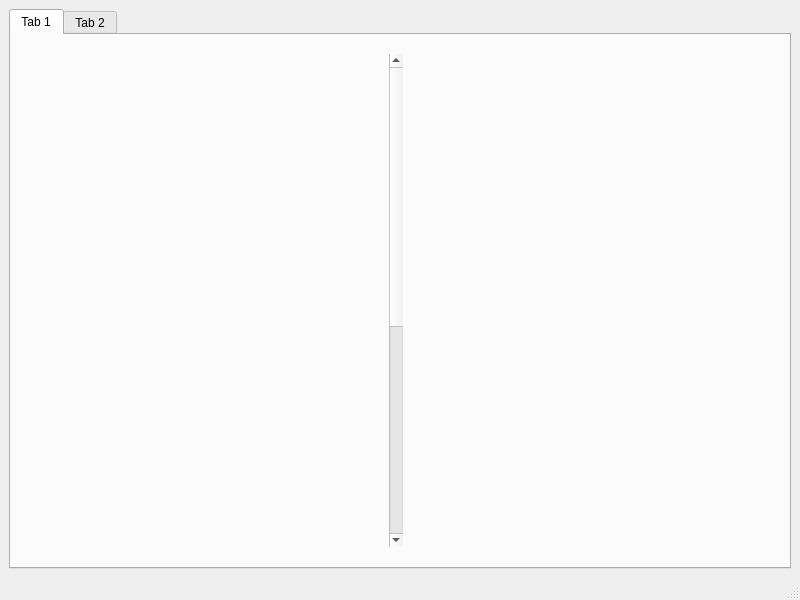
Before: the Qt Designer form mainwindow.ui in pgathogo/MockOats, drawn with Qt 5.
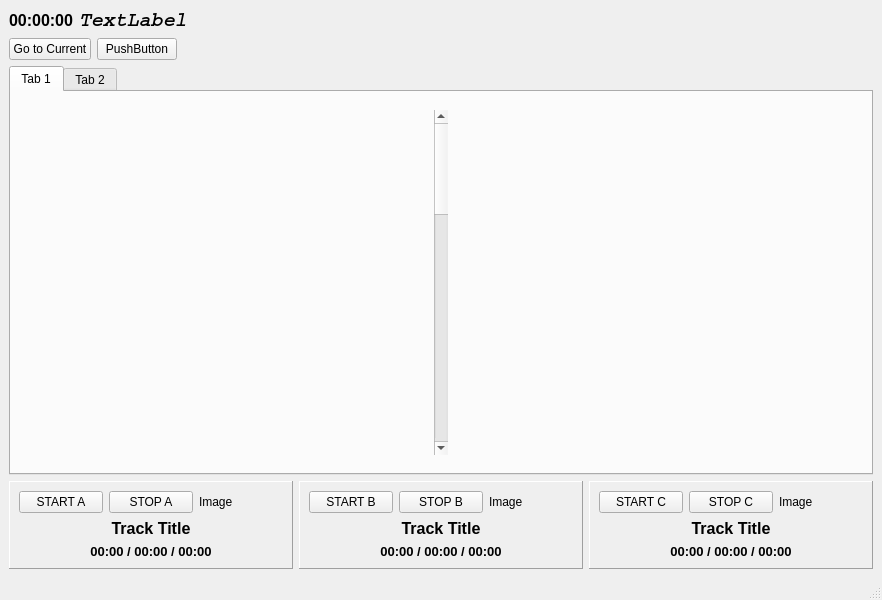
After: the same form once the commit is applied.

```diff
--- a/mainwindow.ui
+++ b/mainwindow.ui
@@ -6,7 +6,7 @@
    <rect>
     <x>0</x>
     <y>0</y>
-    <width>800</width>
+    <width>882</width>
     <height>600</height>
    </rect>
   </property>
@@ -14,7 +14,72 @@
    <string>MainWindow</string>
   </property>
   <widget class="QWidget" name="centralwidget">
-   <layout class="QVBoxLayout" name="verticalLayout_11">
+   <layout class="QVBoxLayout" name="verticalLayout_15">
+    <item>
+     <layout class="QHBoxLayout" name="horizontalLayout_9" stretch="0,1">
+      <item>
+       <widget class="QLabel" name="lblDigitalTime">
+        <property name="font">
+         <font>
+          <pointsize>12</pointsize>
+          <weight>75</weight>
+          <bold>true</bold>
+         </font>
+        </property>
+        <property name="text">
+         <string>00:00:00</string>
+        </property>
+       </widget>
+      </item>
+      <item>
+       <widget class="QLabel" name="lblTextTime">
+        <property name="font">
+         <font>
+          <family>Courier</family>
+          <pointsize>15</pointsize>
+          <weight>75</weight>
+          <italic>true</italic>
+          <bold>true</bold>
+         </font>
+        </property>
+        <property name="text">
+         <string>TextLabel</string>
+        </property>
+       </widget>
+      </item>
+     </layout>
+    </item>
+    <item>
+     <layout class="QHBoxLayout" name="horizontalLayout_6">
+      <item>
+       <widget class="QPushButton" name="btnCurrent">
+        <property name="text">
+         <string>Go to Current</string>
+        </property>
+       </widget>
+      </item>
+      <item>
+       <widget class="QPushButton" name="pushButton_2">
+        <property name="text">
+         <string>PushButton</string>
+        </property>
+       </widget>
+      </item>
+      <item>
+       <spacer name="horizontalSpacer">
+        <property name="orientation">
+         <enum>Qt::Horizontal</enum>
+        </property>
+        <property name="sizeHint" stdset="0">
+         <size>
+          <width>40</width>
+          <height>20</height>
+         </size>
+        </property>
+       </spacer>
+      </item>
+     </layout>
+    </item>
     <item>
      <widget class="QTabWidget" name="tabWidget">
       <property name="currentIndex">
@@ -24,15 +89,9 @@
        <attribute name="title">
         <string>Tab 1</string>
        </attribute>
+       <layout class="QVBoxLayout" name="verticalLayout_12">
+        <item>
        <widget class="QWidget" name="wSchedule" native="true">
-        <property name="geometry">
-         <rect>
-          <x>0</x>
-          <y>10</y>
-          <width>771</width>
-          <height>511</height>
-         </rect>
-        </property>
         <property name="styleSheet">
          <string notr="true"/>
         </property>
@@ -79,13 +138,13 @@
            <item>
             <widget class="QScrollBar" name="gridScroll">
              <property name="minimum">
-              <number>1</number>
+                <number>0</number>
              </property>
              <property name="maximum">
-              <number>5</number>
+                <number>10</number>
              </property>
              <property name="pageStep">
-              <number>5</number>
+                <number>4</number>
              </property>
              <property name="orientation">
               <enum>Qt::Vertical</enum>
@@ -96,6 +155,8 @@
          </item>
         </layout>
        </widget>
+        </item>
+       </layout>
       </widget>
       <widget class="QWidget" name="tab_2">
        <attribute name="title">
@@ -501,6 +562,223 @@
       </widget>
      </widget>
     </item>
+    <item>
+     <layout class="QHBoxLayout" name="horizontalLayout_8">
+      <item>
+       <widget class="QFrame" name="frame_10">
+        <property name="frameShape">
+         <enum>QFrame::Panel</enum>
+        </property>
+        <property name="frameShadow">
+         <enum>QFrame::Raised</enum>
+        </property>
+        <layout class="QVBoxLayout" name="verticalLayout_11">
+         <item>
+          <layout class="QHBoxLayout" name="horizontalLayout">
+           <item>
+            <widget class="QPushButton" name="btnStartA">
+             <property name="text">
+              <string>START A</string>
+             </property>
+            </widget>
+           </item>
+           <item>
+            <widget class="QPushButton" name="btnStopA">
+             <property name="text">
+              <string>STOP A</string>
+             </property>
+            </widget>
+           </item>
+           <item>
+            <widget class="QLabel" name="lblImageA">
+             <property name="text">
+              <string>Image</string>
+             </property>
+            </widget>
+           </item>
+          </layout>
+         </item>
+         <item>
+          <widget class="QLabel" name="lblTrackTitleA">
+           <property name="font">
+            <font>
+             <pointsize>12</pointsize>
+             <weight>75</weight>
+             <bold>true</bold>
+            </font>
+           </property>
+           <property name="text">
+            <string>Track Title</string>
+           </property>
+           <property name="alignment">
+            <set>Qt::AlignCenter</set>
+           </property>
+          </widget>
+         </item>
+         <item>
+          <widget class="QLabel" name="lblTimeA">
+           <property name="font">
+            <font>
+             <pointsize>10</pointsize>
+             <weight>75</weight>
+             <bold>true</bold>
+            </font>
+           </property>
+           <property name="text">
+            <string>00:00 / 00:00 / 00:00</string>
+           </property>
+           <property name="alignment">
+            <set>Qt::AlignCenter</set>
+           </property>
+          </widget>
+         </item>
+        </layout>
+       </widget>
+      </item>
+      <item>
+       <widget class="QFrame" name="frame_11">
+        <property name="frameShape">
+         <enum>QFrame::Panel</enum>
+        </property>
+        <property name="frameShadow">
+         <enum>QFrame::Raised</enum>
+        </property>
+        <layout class="QVBoxLayout" name="verticalLayout_13">
+         <item>
+          <layout class="QHBoxLayout" name="horizontalLayout_5">
+           <item>
+            <widget class="QPushButton" name="btnStartB">
+             <property name="text">
+              <string>START B</string>
+             </property>
+            </widget>
+           </item>
+           <item>
+            <widget class="QPushButton" name="btnStopB">
+             <property name="text">
+              <string>STOP B</string>
+             </property>
+            </widget>
+           </item>
+           <item>
+            <widget class="QLabel" name="lblImageB">
+             <property name="text">
+              <string>Image</string>
+             </property>
+            </widget>
+           </item>
+          </layout>
+         </item>
+         <item>
+          <widget class="QLabel" name="lblTrackTitleB">
+           <property name="font">
+            <font>
+             <pointsize>12</pointsize>
+             <weight>75</weight>
+             <bold>true</bold>
+            </font>
+           </property>
+           <property name="text">
+            <string>Track Title</string>
+           </property>
+           <property name="alignment">
+            <set>Qt::AlignCenter</set>
+           </property>
+          </widget>
+         </item>
+         <item>
+          <widget class="QLabel" name="lblTimeB">
+           <property name="font">
+            <font>
+             <pointsize>10</pointsize>
+             <weight>75</weight>
+             <bold>true</bold>
+            </font>
+           </property>
+           <property name="text">
+            <string>00:00 / 00:00 / 00:00</string>
+           </property>
+           <property name="alignment">
+            <set>Qt::AlignCenter</set>
+           </property>
+          </widget>
+         </item>
+        </layout>
+       </widget>
+      </item>
+      <item>
+       <widget class="QFrame" name="frame_12">
+        <property name="frameShape">
+         <enum>QFrame::Panel</enum>
+        </property>
+        <property name="frameShadow">
+         <enum>QFrame::Raised</enum>
+        </property>
+        <layout class="QVBoxLayout" name="verticalLayout_14">
+         <item>
+          <layout class="QHBoxLayout" name="horizontalLayout_7">
+           <item>
+            <widget class="QPushButton" name="btnStartC">
+             <property name="text">
+              <string>START C</string>
+             </property>
+            </widget>
+           </item>
+           <item>
+            <widget class="QPushButton" name="btnStopC">
+             <property name="text">
+              <string>STOP C</string>
+             </property>
+            </widget>
+           </item>
+           <item>
+            <widget class="QLabel" name="lblImageC">
+             <property name="text">
+              <string>Image</string>
+             </property>
+            </widget>
+           </item>
+          </layout>
+         </item>
+         <item>
+          <widget class="QLabel" name="lblTrackTitleC">
+           <property name="font">
+            <font>
+             <pointsize>12</pointsize>
+             <weight>75</weight>
+             <bold>true</bold>
+            </font>
+           </property>
+           <property name="text">
+            <string>Track Title</string>
+           </property>
+           <property name="alignment">
+            <set>Qt::AlignCenter</set>
+           </property>
+          </widget>
+         </item>
+         <item>
+          <widget class="QLabel" name="lblTimeC">
+           <property name="font">
+            <font>
+             <pointsize>10</pointsize>
+             <weight>75</weight>
+             <bold>true</bold>
+            </font>
+           </property>
+           <property name="text">
+            <string>00:00 / 00:00 / 00:00</string>
+           </property>
+           <property name="alignment">
+            <set>Qt::AlignCenter</set>
+           </property>
+          </widget>
+         </item>
+        </layout>
+       </widget>
+      </item>
+     </layout>
+    </item>
    </layout>
   </widget>
   <widget class="QMenuBar" name="menubar">
```
Left out of the diff: 2 changed lines with no effect on the pictures. Lines whose indentation alone changed are shown as unchanged.
